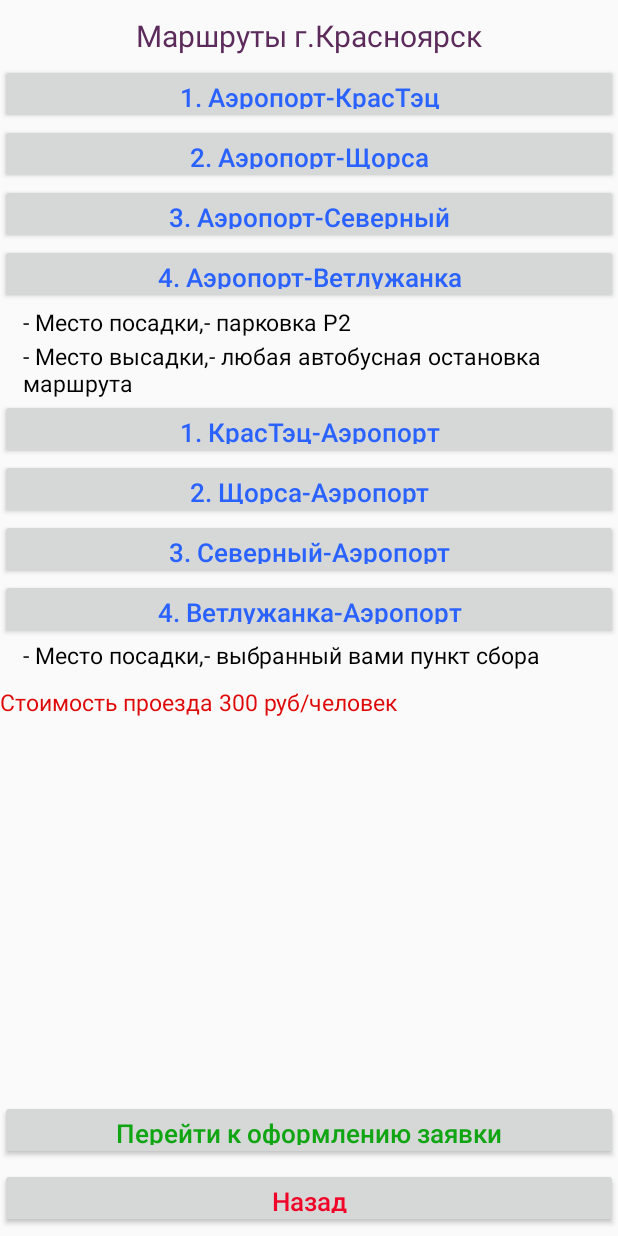
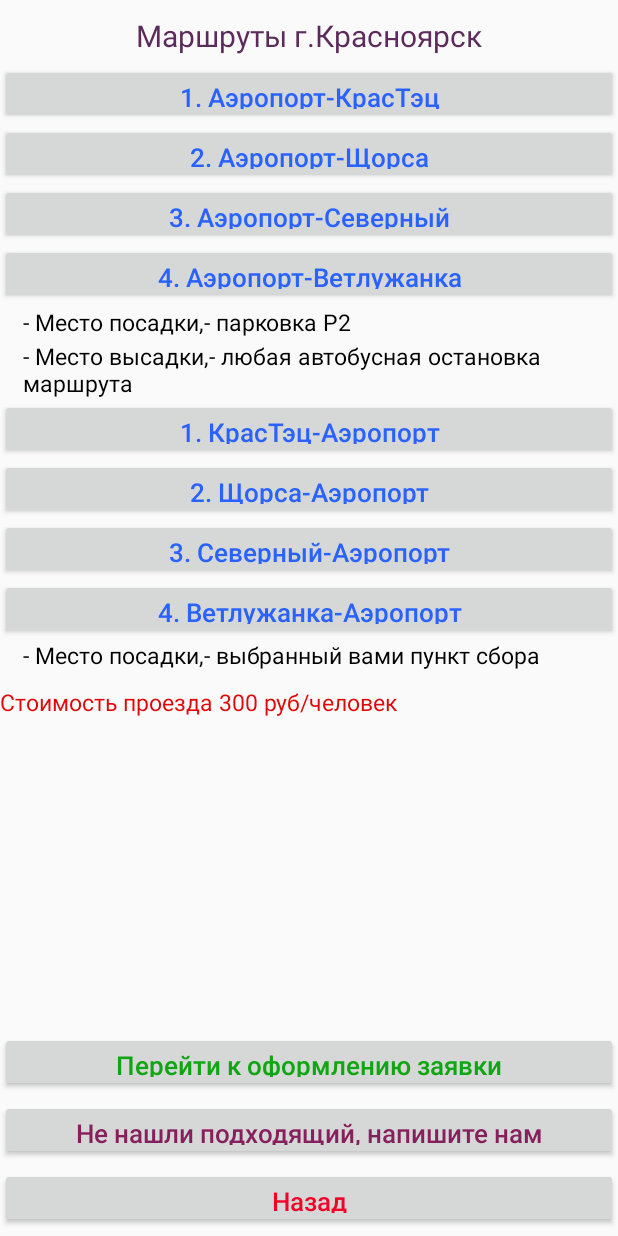
Before and after one commit to Alex22485/P_081119_twoativ_auth_and_database, an Android app: the ViewMapKrasnoyarsk screen opened directly, with no data from a screen before it, on a phone screen of 412 x 824 dp. Run offline under Robolectric (Android 15) with nearby library versions, the phone set to English and light mode, and no system bars.

Commit message:
Modern for SrartLists

```diff
--- a/app/src/main/AndroidManifest.xml
+++ b/app/src/main/AndroidManifest.xml
@@ -14,7 +14,9 @@
         android:supportsRtl="true"
         android:theme="@style/AppTheme"
         tools:ignore="GoogleAppIndexingWarning">
-        <activity android:name=".ViewMapLesosibirsk"></activity>
+        <activity android:name=".ViewZakazTwo"></activity>
+        <activity android:name=".ViewZakazOne" />
+        <activity android:name=".ViewMapLesosibirsk" />
         <activity android:name=".ViewMapKansk" />
         <activity android:name=".ViewMapAchinsk" />
         <activity android:name=".ViewMapSosnovoborsk" />
--- a/app/src/main/java/com/mapbox/mapboxandroiddemo/examples/p_081119_twoativ_auth_and_database/ViewMapAchinsk.java
+++ b/app/src/main/java/com/mapbox/mapboxandroiddemo/examples/p_081119_twoativ_auth_and_database/ViewMapAchinsk.java
@@ -19,7 +19,7 @@ public class ViewMapAchinsk extends AppCompatActivity {
     }
 
     public void goToOder (View view){
-        Intent goToOder = new Intent(this,MainUserNewOne3.class);
+        Intent goToOder = new Intent(this,ViewZakazOne.class);
         startActivity(goToOder);
     }
 
--- a/app/src/main/java/com/mapbox/mapboxandroiddemo/examples/p_081119_twoativ_auth_and_database/ViewMapKansk.java
+++ b/app/src/main/java/com/mapbox/mapboxandroiddemo/examples/p_081119_twoativ_auth_and_database/ViewMapKansk.java
@@ -19,7 +19,7 @@ public class ViewMapKansk extends AppCompatActivity {
     }
 
     public void goToOder (View view){
-        Intent goToOder = new Intent(this,MainUserNewOne3.class);
+        Intent goToOder = new Intent(this,ViewZakazOne.class);
         startActivity(goToOder);
     }
 }
--- a/app/src/main/java/com/mapbox/mapboxandroiddemo/examples/p_081119_twoativ_auth_and_database/ViewMapKrasnoyarsk.java
+++ b/app/src/main/java/com/mapbox/mapboxandroiddemo/examples/p_081119_twoativ_auth_and_database/ViewMapKrasnoyarsk.java
@@ -19,7 +19,7 @@ public class ViewMapKrasnoyarsk extends AppCompatActivity {
     }
 
     public void goToOder (View view){
-        Intent goToOder = new Intent(this,MainUserNewOne3.class);
+        Intent goToOder = new Intent(this,ViewZakazOne.class);
         startActivity(goToOder);
     }
 }
--- a/app/src/main/java/com/mapbox/mapboxandroiddemo/examples/p_081119_twoativ_auth_and_database/ViewMapLesosibirsk.java
+++ b/app/src/main/java/com/mapbox/mapboxandroiddemo/examples/p_081119_twoativ_auth_and_database/ViewMapLesosibirsk.java
@@ -19,7 +19,7 @@ public class ViewMapLesosibirsk extends AppCompatActivity {
     }
 
     public void goToOder (View view){
-        Intent goToOder = new Intent(this,MainUserNewOne3.class);
+        Intent goToOder = new Intent(this,ViewZakazOne.class);
         startActivity(goToOder);
     }
 }
--- a/app/src/main/java/com/mapbox/mapboxandroiddemo/examples/p_081119_twoativ_auth_and_database/ViewMapSosnovoborsk.java
+++ b/app/src/main/java/com/mapbox/mapboxandroiddemo/examples/p_081119_twoativ_auth_and_database/ViewMapSosnovoborsk.java
@@ -20,7 +20,7 @@ public class ViewMapSosnovoborsk extends AppCompatActivity {
     }
 
     public void goToOder (View view){
-        Intent goToOder = new Intent(this,MainUserNewOne3.class);
+        Intent goToOder = new Intent(this,ViewZakazOne.class);
         startActivity(goToOder);
     }
 }
--- a/app/src/main/res/layout/activity_main_user_new_one2.xml
+++ b/app/src/main/res/layout/activity_main_user_new_one2.xml
@@ -65,7 +65,7 @@
     android:layout_height="wrap_content"
     android:layout_gravity="center"
     android:gravity="center"
-    android:text="Такси 'time to go'"
+    android:text="Маршрутное такси"
     android:textColor="#36C316"
     android:textSize="25sp" />
 
--- a/app/src/main/res/layout/activity_view_map_krasnoyarsk.xml
+++ b/app/src/main/res/layout/activity_view_map_krasnoyarsk.xml
@@ -159,11 +159,22 @@
         android:textColor="#10A512"
         android:textSize="17sp"
         android:onClick="goToOder">
-
     </Button>
 
     <Button
         android:id="@+id/TenMap"
+        android:layout_width="match_parent"
+        android:layout_height="40sp"
+        android:layout_above="@+id/ElevenMap"
+        android:layout_marginBottom="5dp"
+        android:text="Не нашли подходящий, напишите нам"
+        android:textAllCaps="false"
+        android:textColor="#85205C"
+        android:textSize="17sp">
+    </Button>
+
+    <Button
+        android:id="@+id/ElevenMap"
         android:layout_width="match_parent"
         android:layout_height="40sp"
         android:layout_alignParentBottom="true"
@@ -172,9 +183,7 @@
         android:text="Назад"
         android:textAllCaps="false"
         android:textColor="@color/colorNew"
-        android:textSize="17sp"
-        >
-
+        android:textSize="17sp">
     </Button>
 
 
```
